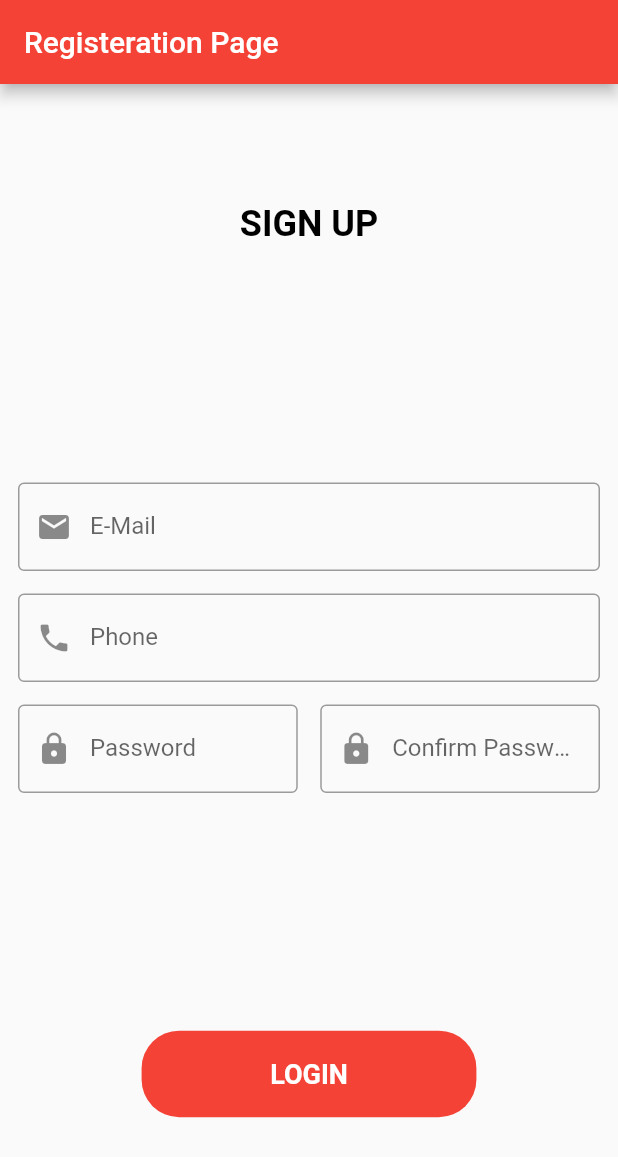
After one commit to skaushal91299/learning, a Flutter app: the LoginGetX screen opened directly, on a phone screen of 412 x 824 dp. The commit adds this screen. Shown: the top 1157 px of the screen. Run offline on Flutter 3.47's test engine with Material 2 defaults, Android fonts, the phone set to English and light mode, and no system bars; our stand-ins replace firebase_auth, firebase_core, get, get_storage, google_fonts, google_sign_in and 1 more; missing offline and left inert: flutter_facebook_auth; accounts and stored records are empty; network calls fail.

Commit message:
SIGNUP POST API

```diff
--- a/lib/main.dart
+++ b/lib/main.dart
@@ -23,6 +23,7 @@ class MyApp extends StatelessWidget {
     User? result = FirebaseAuth.instance.currentUser;
 
     return GetMaterialApp(
+      theme: ThemeData(primarySwatch: Colors.red),
       home: result == null ? const HomePage() : const GoogleLoginSuccess(),
     );
   }
--- /dev/null
+++ b/lib/views/api_login_signup/signup.dart
@@ -0,0 +1,239 @@
+// ignore_for_file: avoid_print
+
+import 'package:flutter/material.dart';
+import 'package:get/get.dart';
+import 'package:get/utils.dart';
+import 'package:learning/controllers/auth_controller.dart';
+
+AuthController authController = Get.put(AuthController());
+
+class LoginGetX extends StatelessWidget {
+  const LoginGetX({Key? key}) : super(key: key);
+
+  @override
+  Widget build(BuildContext context) {
+    signUp() {
+      authController.globalKey.currentState?.validate();
+      authController.signUp(
+        authController.emailController.text.trim(),
+        authController.phoneController.text.trim(),
+        authController.pswdController.text.trim(),
+        'Android',
+      );
+      print('Login Button Clicked');
+      print(authController.emailController.text.trim());
+      print(authController.phoneController.text.trim());
+      print(authController.pswdController.text.trim());
+    }
+
+    return Scaffold(
+      appBar: AppBar(
+        title: const Text('Registeration Page'),
+      ),
+      body: SafeArea(
+        child: Padding(
+          padding: const EdgeInsets.symmetric(horizontal: 12.0),
+          child: Form(
+            key: authController.globalKey,
+            child: Column(
+              mainAxisAlignment: MainAxisAlignment.spaceAround,
+              children: [
+                Text(
+                  'Sign Up'.toUpperCase(),
+                  style: const TextStyle(
+                    color: Colors.black,
+                    fontSize: 24,
+                    fontWeight: FontWeight.bold,
+                  ),
+                ),
+                Column(
+                  children: [
+                    TextFormFields(
+                        validator: (value) {
+                          if (authController.emailController.text
+                              .trim()
+                              .isEmail) {
+                            return null;
+                          } else if (authController.emailController.text
+                              .trim()
+                              .isEmpty) {
+                            return 'E-Mail can\'t be Empty!!';
+                          }
+                          return 'Please Enter Valid E-Mail';
+                        },
+                        textInputAction: TextInputAction.next,
+                        controller: authController.emailController,
+                        icon: Icons.email,
+                        labelText: 'E-Mail'),
+                    const SizedBox(
+                      height: 15,
+                    ),
+                    TextFormFields(
+                        validator: (value) {
+                          if (authController.phoneController.text
+                              .trim()
+                              .isPhoneNumber) {
+                            return null;
+                          } else if (authController.phoneController.text
+                              .trim()
+                              .isEmpty) {
+                            return 'Phone Number can\'t be Empty!!';
+                          } else {
+                            return null;
+                            // return 'Please Enter a Valid Phone Number';
+                          }
+                        },
+                        textInputAction: TextInputAction.next,
+                        controller: authController.phoneController,
+                        icon: Icons.phone,
+                        labelText: 'Phone'),
+                    const SizedBox(
+                      height: 15,
+                    ),
+                    Row(
+                      children: [
+                        Expanded(
+                            child: TextFormFields(
+                                validator: (value) {
+                                  if (authController.pswdController.text
+                                      .trim()
+                                      .isEmpty) {
+                                    return 'Password can\'t be Empty!!';
+                                  } else if (authController.pswdController.text
+                                          .trim()
+                                          .length <=
+                                      5) {
+                                    return 'Paswword Length should be minimum 6 digit';
+                                  } else if (authController.pswdController.text
+                                          .trim() !=
+                                      authController.confirmPswdController.text
+                                          .trim()) {
+                                    return "Password not Matched!!!";
+                                  } else {
+                                    return null;
+                                  }
+                                },
+                                textInputAction: TextInputAction.next,
+                                controller: authController.pswdController,
+                                icon: Icons.lock,
+                                labelText: 'Password')),
+                        const SizedBox(
+                          width: 15,
+                        ),
+                        Expanded(
+                            child: TextFormFields(
+                                validator: (value) {
+                                  if (authController.pswdController.text
+                                      .trim()
+                                      .isEmpty) {
+                                    return 'Password can\'t be Empty!!';
+                                  } else if (authController.pswdController.text
+                                          .trim()
+                                          .length <=
+                                      5) {
+                                    return 'Paswword Length should be minimum 6 digit';
+                                  } else if (authController.pswdController.text
+                                          .trim() !=
+                                      authController.confirmPswdController.text
+                                          .trim()) {
+                                    return "Password not Matched!!!";
+                                  } else {
+                                    return null;
+                                  }
+                                },
+                                controller:
+                                    authController.confirmPswdController,
+                                textInputAction: TextInputAction.done,
+                                icon: Icons.lock,
+                                labelText: 'Confirm Password')),
+                      ],
+                    ),
+                  ],
+                ),
+                Buttons(
+                  labelText: 'LOGIN',
+                  onTap: signUp(),
+                ),
+              ],
+            ),
+          ),
+        ),
+      ),
+    );
+  }
+}
+
+class Buttons extends StatelessWidget {
+  Buttons({
+    super.key,
+    this.labelText,
+    this.onTap,
+  });
+
+  String? labelText;
+  VoidCallback? onTap;
+
+  @override
+  Widget build(BuildContext context) {
+    return GestureDetector(
+      onTap: onTap,
+      child: Container(
+        margin: EdgeInsets.symmetric(
+          horizontal: Get.width * 0.2,
+        ),
+        decoration: BoxDecoration(
+          color: Colors.red,
+          borderRadius: BorderRadius.circular(25),
+        ),
+        alignment: Alignment.center,
+        width: Get.width,
+        height: Get.height * 0.07,
+        child: Text(
+          labelText!.toUpperCase(),
+          style: const TextStyle(
+            color: Colors.white,
+            fontSize: 18,
+            fontWeight: FontWeight.bold,
+          ),
+        ),
+      ),
+    );
+  }
+}
+
+class TextFormFields extends StatelessWidget {
+  TextFormFields({
+    Key? key,
+    this.labelText,
+    this.icon,
+    this.controller,
+    this.textInputAction,
+    this.validator,
+  }) : super(key: key);
+
+  TextEditingController? controller;
+  dynamic icon;
+  String? labelText;
+  dynamic textInputAction;
+  dynamic validator;
+
+  @override
+  Widget build(BuildContext context) {
+    return TextFormField(
+      textInputAction: textInputAction,
+      validator: validator,
+      controller: controller,
+      decoration: InputDecoration(
+        border: const OutlineInputBorder(
+          borderSide: BorderSide(
+            width: 1,
+            color: Colors.black,
+          ),
+        ),
+        prefixIcon: Icon(icon),
+        labelText: labelText,
+        // hintText: 'First Name'
+      ),
+    );
+  }
+}
--- a/lib/views/rest_api_login/login_view.dart
+++ b/lib/views/rest_api_login/login_view.dart
@@ -24,7 +24,7 @@ class _LoginViewState extends State<LoginView> {
   bool isValidEmail(email) {
     return RegExp(
             r"^[a-zA-Z0-9.a-zA-Z0-9.!#$%&'*+-/=?^_`{|}~]+@[a-zA-Z0-9]+\.[a-zA-Z]+")
-        .hasMatch(email);
+          .hasMatch(email);
   }
 
   //
```
Also changed, not shown: lib/controllers/auth_controller.dart (added, +77 -0 lines), lib/initail_screen.dart (+14 -0 lines), lib/utils/app_constant.dart (added, +7 -0 lines), lib/views/api_login_signup/login.dart (added, +51 -0 lines), lib/views/rest_api_login/functions.dart (+4 -4 lines).
